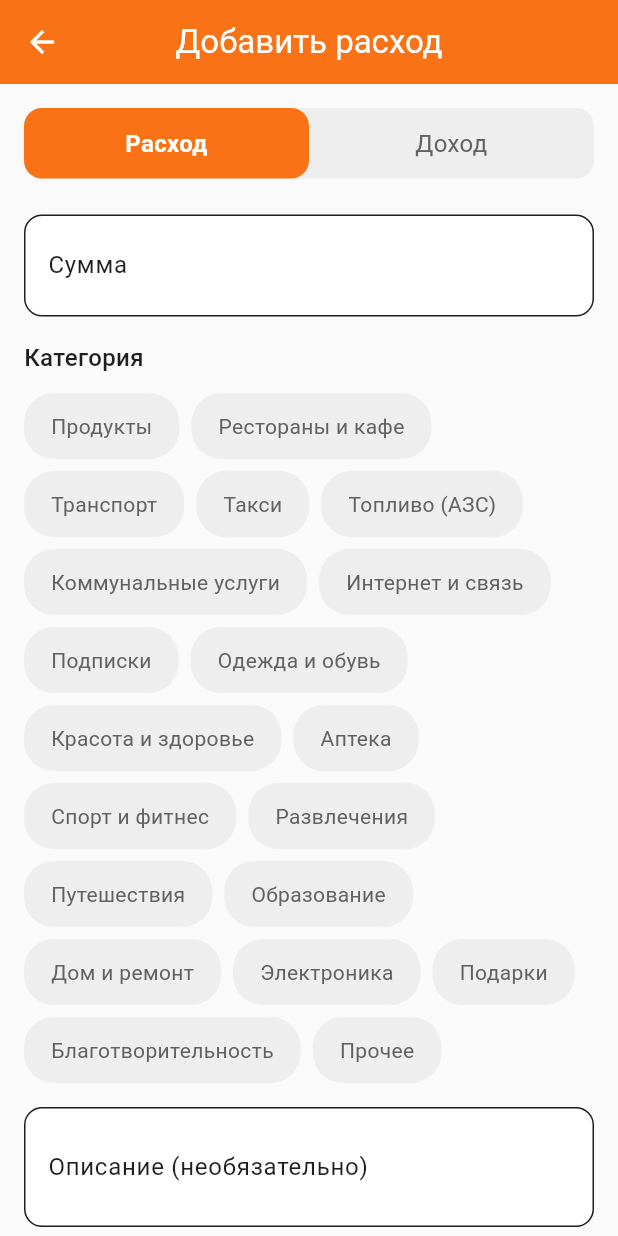
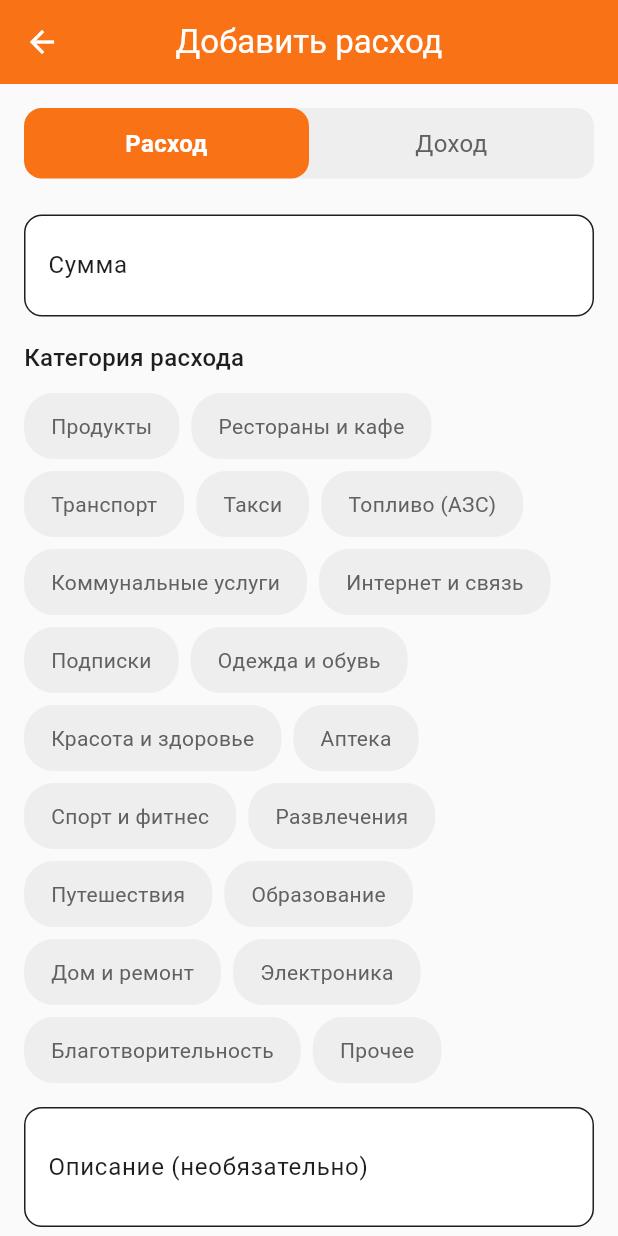
Before and after one commit to LiebeBleck/FinWise_v2, a Flutter app: the screen it shows after launch, after a tap on "Добавить", on a phone screen of 412 x 824 dp. Run offline on Flutter 3.47's test engine with Material 3 defaults, Android fonts, the phone set to English and light mode, and no system bars; our stand-ins replace fl_chart, hive, hive_flutter; accounts and stored records are empty.

Commit message:
Add category types for income and expense filtering (MVP v1.0)
Category Model:
- Add 'type' field (income/expense/both) to Category model
- Update HiveField(4) for new type property
- Regenerate Hive adapter with build_runner

Default Categories:
- 19 expense categories (Продукты, Транспорт, etc.)
- 9 new income categories (Зарплата, Фриланс, Инвестиции, etc.)
- 1 universal category (Прочее) with type='both'
- Total: 29 predefined categories

AddTransactionScreen:
- Filter categories based on transaction type (_isIncome)
- Show only income categories when adding income
- Show only expense categories when adding expense
- Update label: "Источник дохода" vs "Категория расхода"

Income Categories:
- Зарплата (Salary)
- Фриланс (Freelance)
- Инвестиции (Investments)
- Подарки (Gifts)
- Бонусы/Премии (Bonuses)
- Аренда (Rent income)
- Возврат средств (Refunds)
- Продажа (Sales)
- Кэшбэк (Cashback)

Benefits:
- Relevant category selection for income vs expense
- Better UX with filtered options
- Foundation for future income analytics
- Backward compatible (default type='expense')

```diff
--- a/lib/models/category.dart
+++ b/lib/models/category.dart
@@ -16,36 +16,51 @@ class Category extends HiveObject {
   @HiveField(3)
   bool isDefault;
 
+  @HiveField(4)
+  String type; // 'income', 'expense', 'both'
+
   Category({
     required this.id,
     required this.name,
     required this.color,
     this.isDefault = false,
+    this.type = 'expense', // Default to expense for backward compatibility
   });
 
   // Предустановленные категории
   static List<Category> getDefaultCategories() {
     return [
-      Category(id: 1, name: 'Продукты', color: '#4CAF50', isDefault: true),
-      Category(id: 2, name: 'Рестораны и кафе', color: '#FF9800', isDefault: true),
-      Category(id: 3, name: 'Транспорт', color: '#2196F3', isDefault: true),
-      Category(id: 4, name: 'Такси', color: '#FFC107', isDefault: true),
-      Category(id: 5, name: 'Топливо (АЗС)', color: '#9C27B0', isDefault: true),
-      Category(id: 6, name: 'Коммунальные услуги', color: '#795548', isDefault: true),
-      Category(id: 7, name: 'Интернет и связь', color: '#00BCD4', isDefault: true),
-      Category(id: 8, name: 'Подписки', color: '#E91E63', isDefault: true),
-      Category(id: 9, name: 'Одежда и обувь', color: '#673AB7', isDefault: true),
-      Category(id: 10, name: 'Красота и здоровье', color: '#F06292', isDefault: true),
-      Category(id: 11, name: 'Аптека', color: '#EF5350', isDefault: true),
-      Category(id: 12, name: 'Спорт и фитнес', color: '#66BB6A', isDefault: true),
-      Category(id: 13, name: 'Развлечения', color: '#AB47BC', isDefault: true),
-      Category(id: 14, name: 'Путешествия', color: '#42A5F5', isDefault: true),
-      Category(id: 15, name: 'Образование', color: '#5C6BC0', isDefault: true),
-      Category(id: 16, name: 'Дом и ремонт', color: '#8D6E63', isDefault: true),
-      Category(id: 17, name: 'Электроника', color: '#78909C', isDefault: true),
-      Category(id: 18, name: 'Подарки', color: '#EC407A', isDefault: true),
-      Category(id: 19, name: 'Благотворительность', color: '#26C6DA', isDefault: true),
-      Category(id: 20, name: 'Прочее', color: '#9E9E9E', isDefault: true),
+      // Расходы
+      Category(id: 1, name: 'Продукты', color: '#4CAF50', isDefault: true, type: 'expense'),
+      Category(id: 2, name: 'Рестораны и кафе', color: '#FF9800', isDefault: true, type: 'expense'),
+      Category(id: 3, name: 'Транспорт', color: '#2196F3', isDefault: true, type: 'expense'),
+      Category(id: 4, name: 'Такси', color: '#FFC107', isDefault: true, type: 'expense'),
+      Category(id: 5, name: 'Топливо (АЗС)', color: '#9C27B0', isDefault: true, type: 'expense'),
+      Category(id: 6, name: 'Коммунальные услуги', color: '#795548', isDefault: true, type: 'expense'),
+      Category(id: 7, name: 'Интернет и связь', color: '#00BCD4', isDefault: true, type: 'expense'),
+      Category(id: 8, name: 'Подписки', color: '#E91E63', isDefault: true, type: 'expense'),
+      Category(id: 9, name: 'Одежда и обувь', color: '#673AB7', isDefault: true, type: 'expense'),
+      Category(id: 10, name: 'Красота и здоровье', color: '#F06292', isDefault: true, type: 'expense'),
+      Category(id: 11, name: 'Аптека', color: '#EF5350', isDefault: true, type: 'expense'),
+      Category(id: 12, name: 'Спорт и фитнес', color: '#66BB6A', isDefault: true, type: 'expense'),
+      Category(id: 13, name: 'Развлечения', color: '#AB47BC', isDefault: true, type: 'expense'),
+      Category(id: 14, name: 'Путешествия', color: '#42A5F5', isDefault: true, type: 'expense'),
+      Category(id: 15, name: 'Образование', color: '#5C6BC0', isDefault: true, type: 'expense'),
+      Category(id: 16, name: 'Дом и ремонт', color: '#8D6E63', isDefault: true, type: 'expense'),
+      Category(id: 17, name: 'Электроника', color: '#78909C', isDefault: true, type: 'expense'),
+      Category(id: 18, name: 'Благотворительность', color: '#26C6DA', isDefault: true, type: 'expense'),
+      Category(id: 19, name: 'Прочее', color: '#9E9E9E', isDefault: true, type: 'both'),
+
+      // Доходы
+      Category(id: 20, name: 'Зарплата', color: '#4CAF50', isDefault: true, type: 'income'),
+      Category(id: 21, name: 'Фриланс', color: '#8BC34A', isDefault: true, type: 'income'),
+      Category(id: 22, name: 'Инвестиции', color: '#CDDC39', isDefault: true, type: 'income'),
+      Category(id: 23, name: 'Подарки', color: '#EC407A', isDefault: true, type: 'income'),
+      Category(id: 24, name: 'Бонусы/Премии', color: '#FFD700', isDefault: true, type: 'income'),
+      Category(id: 25, name: 'Аренда', color: '#FF9800', isDefault: true, type: 'income'),
+      Category(id: 26, name: 'Возврат средств', color: '#03A9F4', isDefault: true, type: 'income'),
+      Category(id: 27, name: 'Продажа', color: '#9C27B0', isDefault: true, type: 'income'),
+      Category(id: 28, name: 'Кэшбэк', color: '#00BCD4', isDefault: true, type: 'income'),
     ];
   }
 }
--- a/lib/screens/add_transaction_screen.dart
+++ b/lib/screens/add_transaction_screen.dart
@@ -183,14 +183,22 @@ class _AddTransactionScreenState extends State<AddTransactionScreen> {
     return ValueListenableBuilder(
       valueListenable: Hive.box<Category>('categories').listenable(),
       builder: (context, Box<Category> box, _) {
-        final categories = box.values.toList();
+        // Filter categories based on transaction type
+        final allCategories = box.values.toList();
+        final categories = allCategories.where((category) {
+          if (_isIncome) {
+            return category.type == 'income' || category.type == 'both';
+          } else {
+            return category.type == 'expense' || category.type == 'both';
+          }
+        }).toList();
 
         return Column(
           crossAxisAlignment: CrossAxisAlignment.start,
           children: [
-            const Text(
-              'Категория',
-              style: TextStyle(
+            Text(
+              _isIncome ? 'Источник дохода' : 'Категория расхода',
+              style: const TextStyle(
                 fontSize: 16,
                 fontWeight: FontWeight.w500,
               ),
```
Also changed, not shown: lib/models/category.g.dart.
